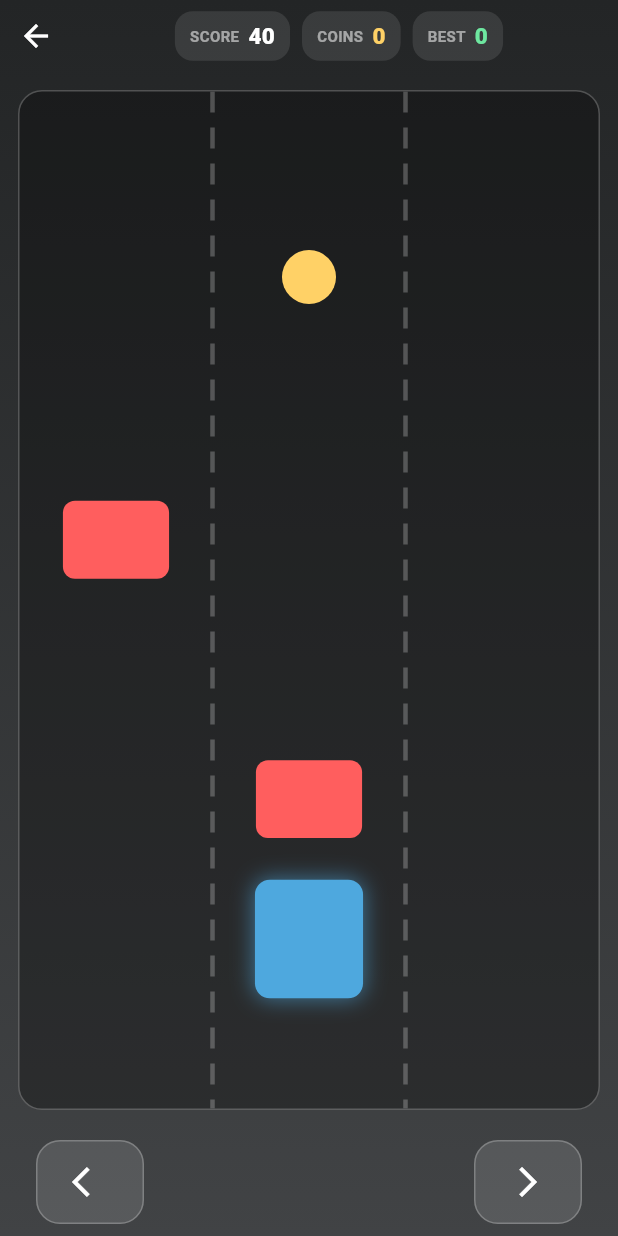
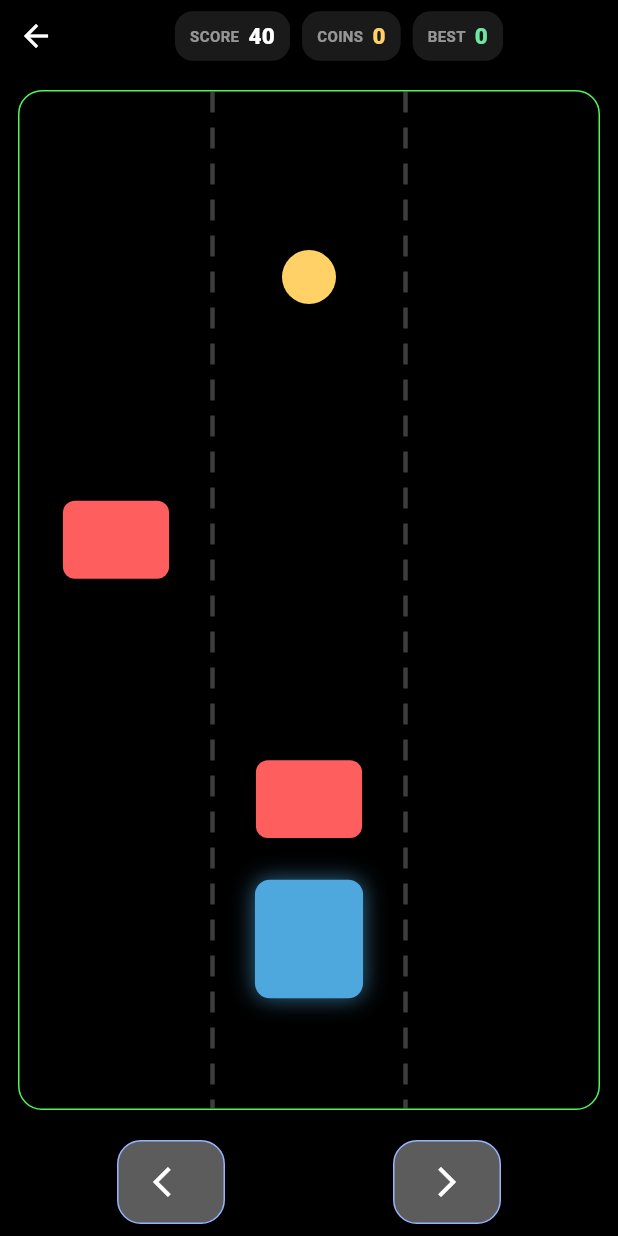
Before and after one commit to jenincheriyan/GameArea, a Flutter app: the CarRaceGameScreen screen opened directly, on a phone screen of 412 x 824 dp. Run offline on Flutter 3.47's test engine with Material 3 defaults, Android fonts, the phone set to English and light mode, and no system bars; our stand-ins replace audioplayers, shared_preferences; accounts and stored records are empty.

Commit message:
button response inprovement

```diff
--- a/lib/games/car_race/car_race_game_screen.dart
+++ b/lib/games/car_race/car_race_game_screen.dart
@@ -37,14 +37,15 @@ class _CarRaceGameScreenState extends State<CarRaceGameScreen> {
       body: Container(
         decoration: const BoxDecoration(
           gradient: LinearGradient(
-            colors: [Color(0xFF232526), Color(0xFF414345)],
+            colors: [Color(0xFF000000), Color(0xFF000000)],
             begin: Alignment.topCenter,
             end: Alignment.bottomCenter,
           ),
         ),
         child: SafeArea(
           child: !_controller.isReady
-              ? const Center(child: CircularProgressIndicator(color: Colors.white70))
+              ? const Center(child: CircularProgressIndicator(color: Color(
+              0xFF4FF657)))
               : Column(
                   children: [
                     Row(
@@ -73,7 +74,7 @@ class _CarRaceGameScreenState extends State<CarRaceGameScreen> {
                           decoration: BoxDecoration(
                             color: Colors.black.withOpacity(0.3),
                             borderRadius: BorderRadius.circular(16),
-                            border: Border.all(color: Colors.white24),
+                            border: Border.all(color: const Color(0xFF4FF657)),
                           ),
                           child: ClipRRect(
                             borderRadius: BorderRadius.circular(16),
@@ -116,7 +117,7 @@ class _CarRaceGameScreenState extends State<CarRaceGameScreen> {
                       ),
                     ),
                     Padding(
-                      padding: const EdgeInsets.symmetric(horizontal: 24, vertical: 8),
+                      padding: const EdgeInsets.symmetric(horizontal: 78, vertical: 8),
                       child: Row(
                         mainAxisAlignment: MainAxisAlignment.spaceBetween,
                         children: [
@@ -141,14 +142,14 @@ class _LaneButton extends StatelessWidget {
   @override
   Widget build(BuildContext context) {
     return GestureDetector(
-      onTap: onTap,
+      onTapDown: (_) => onTap(),
       child: Container(
         width: 72,
         height: 56,
         decoration: BoxDecoration(
-          color: Colors.white.withOpacity(0.12),
+          color: const Color(0xFF5C5C5C),
           borderRadius: BorderRadius.circular(16),
-          border: Border.all(color: Colors.white24),
+          border: Border.all(color: const Color(0xFF96B5FF)),
         ),
         child: Icon(icon, color: Colors.white, size: 24),
       ),
```
